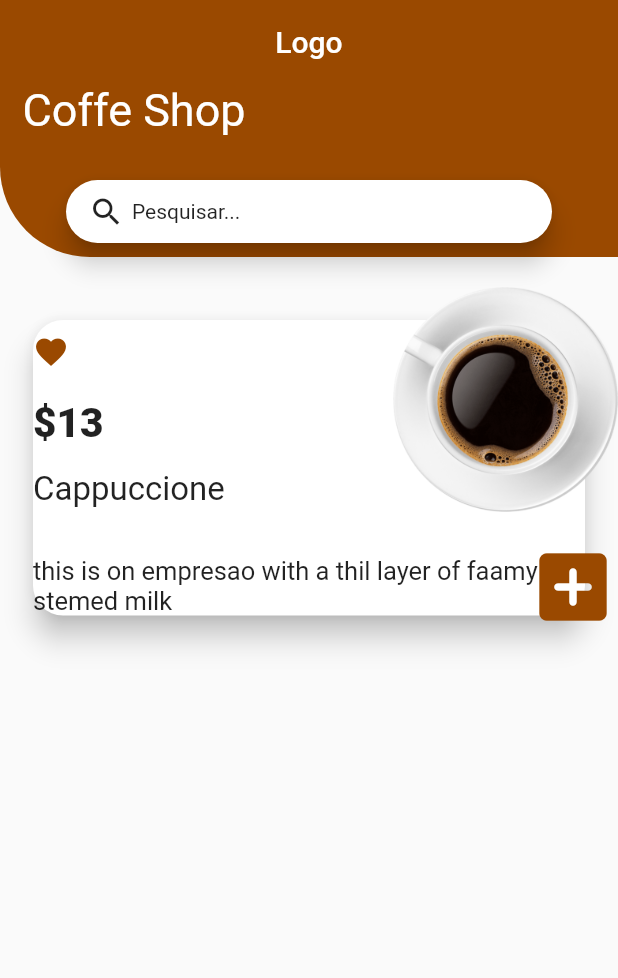
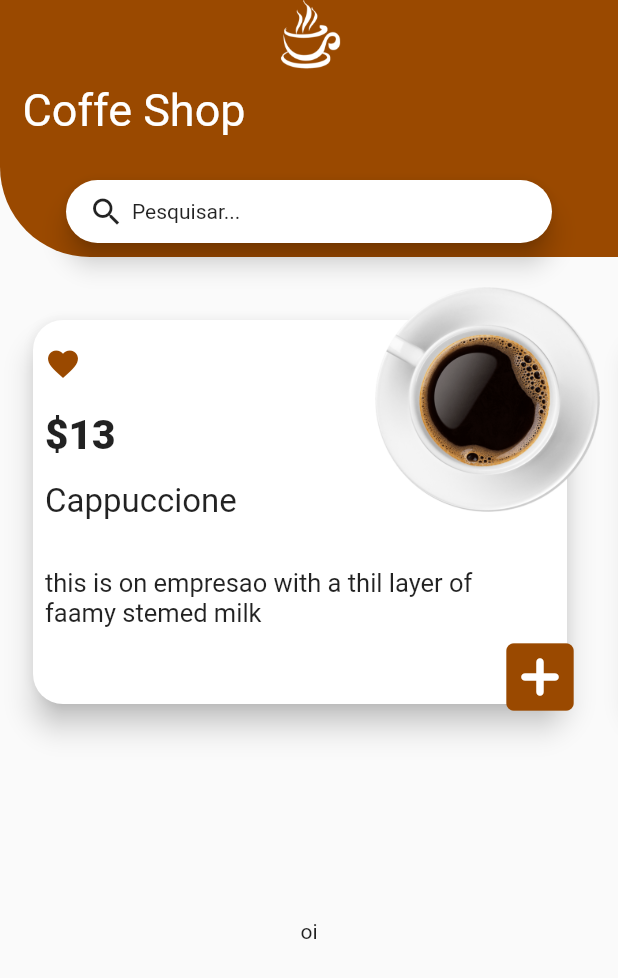
Before and after one commit to eliezerantonio/coffee, a Flutter app: the HomeScreen screen opened directly, on a phone screen of 412 x 824 dp. Shown: the top 978 px of the screen. Run offline on Flutter 3.47's test engine with Material 2 defaults, Android fonts, the phone set to English and light mode, and no system bars.

Commit message:
certo no card primario

```diff
--- /dev/null
+++ b/images/coffee/Cor.txt
@@ -0,0 +1 @@
+#a75b3b
--- a/lib/screens/first_screen.dart
+++ b/lib/screens/first_screen.dart
@@ -2,6 +2,7 @@ import 'dart:math';
 import 'dart:ui';
 
 import 'package:coffee/models/custom_path.dart';
+import 'package:coffee/widgets/logo.dart';
 import 'package:flutter/material.dart';
 
 import 'home_screen.dart';
@@ -15,7 +16,9 @@ class FirstScreen extends StatelessWidget {
       appBar: AppBar(
         elevation: 0,
         backgroundColor: Color.fromRGBO(154, 73, 0, 1),
-        title: Text("Logo"),
+        title: Logo(
+          logo: "white",
+        ),
         centerTitle: true,
       ),
       body: Column(
--- a/lib/screens/home_screen.dart
+++ b/lib/screens/home_screen.dart
@@ -1,7 +1,7 @@
-import 'dart:math';
 import 'dart:ui';
 
-import 'package:coffee/models/custom_path.dart';
+import 'package:coffee/widgets/card_primary.dart';
+import 'package:coffee/widgets/logo.dart';
 import 'package:flutter/material.dart';
 
 class HomeScreen extends StatelessWidget {
@@ -13,7 +13,7 @@ class HomeScreen extends StatelessWidget {
       appBar: AppBar(
         elevation: 0,
         backgroundColor: Color.fromRGBO(154, 73, 0, 1),
-        title: Text("Logo"),
+        title: Logo(logo: "white"),
         centerTitle: true,
       ),
       body: Column(
@@ -77,78 +77,23 @@ class HomeScreen extends StatelessWidget {
           SizedBox(
             height: 20,
           ),
-          Stack(
-            children: [
-              Card(
-                margin: EdgeInsets.all(22),
-                shape: RoundedRectangleBorder(
-                    borderRadius: BorderRadius.circular(20)),
-                elevation: 8,
-                child: Column(
-                  crossAxisAlignment: CrossAxisAlignment.start,
-                  children: [
-                    SizedBox(
-                      height: 9,
-                    ),
-                    Icon(Icons.favorite, color: Color.fromRGBO(154, 73, 0, 1)),
-                    SizedBox(
-                      height: 20,
-                    ),
-                    Text(
-                      "\$13",
-                      style:
-                          TextStyle(fontSize: 27, fontWeight: FontWeight.w900),
-                    ),
-                    SizedBox(
-                      height: 15,
-                    ),
-                    Text(
-                      "Cappuccione",
-                      style: TextStyle(fontSize: 22),
-                    ),
-                    SizedBox(
-                      height: 24,
-                    ),
-                    Padding(
-                      padding: const EdgeInsets.only(right: 25, top: 7),
-                      child: Text(
-                        "this is on empresao with a thil layer of faamy stemed milk",
-                        style: TextStyle(fontSize: 17),
-                      ),
-                    ),
-                  ],
-                ),
-              ),
-              Container(
-                height: 300,
-                child: Align(
-                  alignment: Alignment.topRight,
-                  child: Image.asset(
-                    "images/principal.png",
-                    width: 150,
-                  ),
-                ),
-              ),
-              Container(
-                height: 230,
-                child: Align(
-                  alignment: Alignment.bottomRight,
-                  child: Container(
-                    child: Icon(
-                      Icons.add_box_rounded,
-                      size: 60,
-                      color: Color.fromRGBO(
-                        154,
-                        73,
-                        0,
-                        1,
-                      ),
-                    ),
-                  ),
-                ),
-              )
-            ],
+          Expanded(
+            flex: 2,
+            child: ListView(
+              scrollDirection: Axis.horizontal,
+              children: [
+                CardPrimary(),
+                CardPrimary(),
+                CardPrimary(),
+                CardPrimary(),
+                CardPrimary(),
+                CardPrimary(),
+              ],
+            ),
           ),
+          Expanded(
+            child: Text("oi"),
+          )
         ],
       ),
     );
--- /dev/null
+++ b/lib/widgets/card_primary.dart
@@ -0,0 +1,97 @@
+import 'package:flutter/material.dart';
+
+class CardPrimary extends StatelessWidget {
+  const CardPrimary({Key key}) : super(key: key);
+
+  @override
+  Widget build(BuildContext context) {
+    return Stack(
+      children: [
+        Container(
+          height: 300,
+          width: 400,
+          child: Card(
+            margin: EdgeInsets.all(22),
+            shape:
+                RoundedRectangleBorder(borderRadius: BorderRadius.circular(20)),
+            elevation: 8,
+            child: Padding(
+              padding: const EdgeInsets.all(8.0),
+              child: Column(
+                crossAxisAlignment: CrossAxisAlignment.start,
+                children: [
+                  SizedBox(
+                    height: 9,
+                  ),
+                  Icon(Icons.favorite, color: Color.fromRGBO(154, 73, 0, 1)),
+                  SizedBox(
+                    height: 20,
+                  ),
+                  Text(
+                    "\$13",
+                    style: TextStyle(fontSize: 27, fontWeight: FontWeight.w900),
+                  ),
+                  SizedBox(
+                    height: 15,
+                  ),
+                  Text(
+                    "Cappuccione",
+                    style: TextStyle(fontSize: 22),
+                  ),
+                  SizedBox(
+                    height: 24,
+                  ),
+                  Padding(
+                    padding: const EdgeInsets.only(right: 25, top: 7),
+                    child: Text(
+                      "this is on empresao with a thil layer of faamy stemed milk",
+                      style: TextStyle(fontSize: 17),
+                    ),
+                  ),
+                ],
+              ),
+            ),
+          ),
+        ),
+        Container(
+          width: 400,
+          child: Align(
+            alignment: Alignment.topRight,
+            child: Column(
+              children: [
+                Container(
+                  child: Align(
+                    alignment: Alignment.topRight,
+                    child: Image.asset(
+                      "images/principal.png",
+                      width: 150,
+                    ),
+                  ),
+                ),
+                SizedBox(height: 70),
+                Container(
+                  padding: EdgeInsets.only(right: 10, top: 10),
+                  child: Align(
+                    alignment: Alignment.bottomRight,
+                    child: Container(
+                      child: Icon(
+                        Icons.add_box_rounded,
+                        size: 60,
+                        color: Color.fromRGBO(
+                          154,
+                          73,
+                          0,
+                          1,
+                        ),
+                      ),
+                    ),
+                  ),
+                )
+              ],
+            ),
+          ),
+        ),
+      ],
+    );
+  }
+}
--- /dev/null
+++ b/lib/widgets/logo.dart
@@ -0,0 +1,13 @@
+import 'package:flutter/material.dart';
+
+class Logo extends StatelessWidget {
+  const Logo({Key key,@required this.logo}) : super(key: key);
+  final logo;
+  @override
+  Widget build(BuildContext context) {
+    return Image.asset(
+      "images/$logo.png",
+      width: 70,
+    );
+  }
+}
```
Also changed, not shown: images/marrom.png (added), images/white.png (added).
